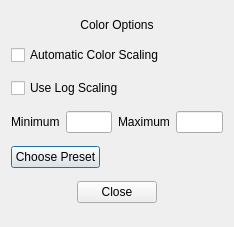
This is Code/Mantid/Vates/VatesSimpleGui/ViewWidgets/inc/MantidVatesSimpleGuiViewWidgets/ColorSelectionDialog.ui in mantidproject/mantid as Qt 5 draws it before an edit. The edited form follows.
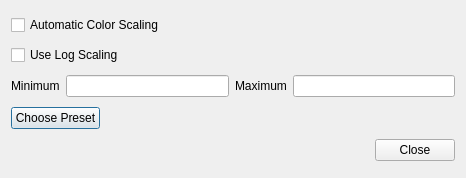
This is the edited form.

Commit message: Refs #4095. Tweaking dialog layout.

```diff
--- a/Code/Mantid/Vates/VatesSimpleGui/ViewWidgets/inc/MantidVatesSimpleGuiViewWidgets/ColorSelectionDialog.ui
+++ b/Code/Mantid/Vates/VatesSimpleGui/ViewWidgets/inc/MantidVatesSimpleGuiViewWidgets/ColorSelectionDialog.ui
@@ -6,8 +6,8 @@
    <rect>
     <x>0</x>
     <y>0</y>
-    <width>234</width>
-    <height>227</height>
+    <width>466</width>
+    <height>178</height>
    </rect>
   </property>
   <property name="sizePolicy">
@@ -20,27 +20,6 @@
    <string>Form</string>
   </property>
   <layout class="QVBoxLayout" name="verticalLayout">
-   <item>
-    <widget class="QLabel" name="titleLabel">
-     <property name="sizePolicy">
-      <sizepolicy hsizetype="Minimum" vsizetype="Fixed">
-       <horstretch>0</horstretch>
-       <verstretch>0</verstretch>
-      </sizepolicy>
-     </property>
-     <property name="styleSheet">
-      <string notr="true">QLabel[text=&quot;Color Options&quot;] {
-	font: bold;
-}</string>
-     </property>
-     <property name="text">
-      <string>Color Options</string>
-     </property>
-     <property name="alignment">
-      <set>Qt::AlignCenter</set>
-     </property>
-    </widget>
-   </item>
    <item>
     <widget class="QCheckBox" name="autoColorScaleCheckBox">
      <property name="text">
@@ -139,19 +118,6 @@
        </property>
       </widget>
      </item>
-     <item>
-      <spacer name="horizontalSpacer_3">
-       <property name="orientation">
-        <enum>Qt::Horizontal</enum>
-       </property>
-       <property name="sizeHint" stdset="0">
-        <size>
-         <width>40</width>
-         <height>20</height>
-        </size>
-       </property>
-      </spacer>
-     </item>
     </layout>
    </item>
   </layout>
```
Left out of the diff: 2 changed lines with no effect on the pictures.
